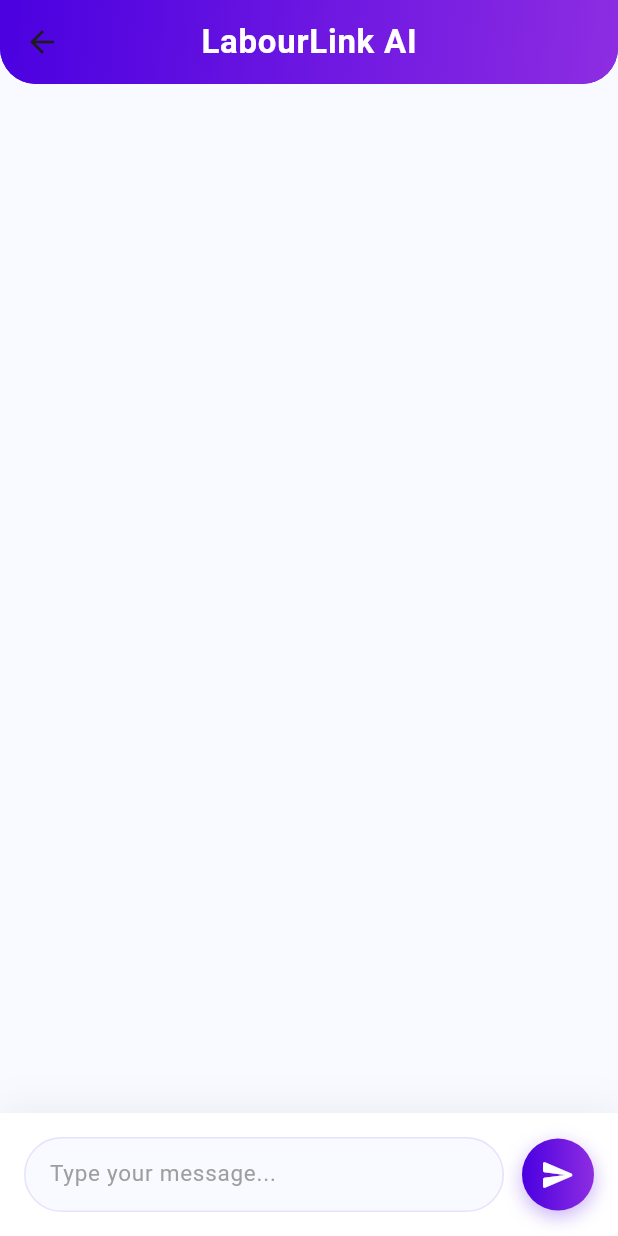
After one commit to adilsurendran/LabourLink, a Flutter app: the ChatBotPage screen opened directly, after a tap on the "send" icon, on a phone screen of 412 x 824 dp. The commit adds this screen. Run offline on Flutter 3.47's test engine with Material 3 defaults, Android fonts, the phone set to English and light mode, and no system bars; drawn by our look-alikes of flutter_animate; our stand-ins replace dio, flutter_rating_bar, geolocator, image_picker.

Commit message:
add-chatbot-for-both-user&worker

```diff
--- /dev/null
+++ b/flutter/lib/chat_bot_page.dart
@@ -0,0 +1,319 @@
+import 'dart:convert';
+import 'dart:ui';
+import 'package:flutter/material.dart';
+import 'package:http/http.dart' as http;
+import 'package:flutter_animate/flutter_animate.dart';
+
+class ChatBotPage extends StatefulWidget {
+  const ChatBotPage({Key? key}) : super(key: key);
+
+  @override
+  State<ChatBotPage> createState() => _ChatBotPageState();
+}
+
+class _ChatBotPageState extends State<ChatBotPage>
+    with TickerProviderStateMixin {
+  final TextEditingController _controller = TextEditingController();
+  final ScrollController _scrollController = ScrollController();
+
+  List<Map<String, String>> messages = [];
+  bool isLoading = false;
+
+  final Color _primaryColor = const Color(0xFF4A00E0);
+  final Color _secondaryColor = const Color(0xFF8E2DE2);
+  final Color _bgColor = const Color(0xFFF8FAFF);
+
+  // 🔐 Replace with your OpenRouter API key
+  final String apiKey =
+      "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";
+
+  Future<void> sendMessage(String userMessage) async {
+    if (userMessage.isEmpty || isLoading) return;
+
+    setState(() {
+      messages.add({"role": "user", "content": userMessage});
+      isLoading = true;
+    });
+
+    _controller.clear();
+    scrollToBottom();
+
+    try {
+      final response = await http.post(
+        Uri.parse("https://openrouter.ai/api/v1/chat/completions"),
+        headers: {
+          "Authorization": "Bearer $apiKey",
+          "Content-Type": "application/json",
+        },
+        body: jsonEncode({
+          "model": "openai/gpt-4o-mini",
+          "messages": messages
+              .map((m) => {"role": m["role"], "content": m["content"]})
+              .toList(),
+        }),
+      );
+
+      if (response.statusCode == 200) {
+        final data = jsonDecode(response.body);
+        String botReply = data["choices"][0]["message"]["content"];
+
+        setState(() {
+          messages.add({"role": "assistant", "content": botReply});
+        });
+      } else {
+        setState(() {
+          messages.add({
+            "role": "assistant",
+            "content":
+                "I'm having trouble connecting right now. Please try again later.",
+          });
+        });
+      }
+    } catch (e) {
+      setState(() {
+        messages.add({
+          "role": "assistant",
+          "content": "Something went wrong. Please check your connection.",
+        });
+      });
+    }
+
+    setState(() {
+      isLoading = false;
+    });
+
+    scrollToBottom();
+  }
+
+  void scrollToBottom() {
+    Future.delayed(const Duration(milliseconds: 300), () {
+      if (_scrollController.hasClients) {
+        _scrollController.animateTo(
+          _scrollController.position.maxScrollExtent,
+          duration: const Duration(milliseconds: 300),
+          curve: Curves.easeOut,
+        );
+      }
+    });
+  }
+
+  Widget buildMessage(Map<String, String> message, int index) {
+    bool isUser = message["role"] == "user";
+
+    return Align(
+      alignment: isUser ? Alignment.centerRight : Alignment.centerLeft,
+      child:
+          Container(
+                margin: const EdgeInsets.symmetric(vertical: 8, horizontal: 16),
+                constraints: BoxConstraints(
+                  maxWidth: MediaQuery.of(context).size.width * 0.75,
+                ),
+                padding: const EdgeInsets.all(16),
+                decoration: BoxDecoration(
+                  color: isUser ? null : Colors.white,
+                  gradient: isUser
+                      ? LinearGradient(
+                          colors: [_primaryColor, _secondaryColor],
+                          begin: Alignment.topLeft,
+                          end: Alignment.bottomRight,
+                        )
+                      : null,
+                  borderRadius: BorderRadius.only(
+                    topLeft: const Radius.circular(20),
+                    topRight: const Radius.circular(20),
+                    bottomLeft: Radius.circular(isUser ? 20 : 0),
+                    bottomRight: Radius.circular(isUser ? 0 : 20),
+                  ),
+                  boxShadow: [
+                    BoxShadow(
+                      color: Colors.black.withOpacity(0.05),
+                      blurRadius: 10,
+                      offset: const Offset(0, 4),
+                    ),
+                  ],
+                ),
+                child: Text(
+                  message["content"] ?? "",
+                  style: TextStyle(
+                    color: isUser ? Colors.white : Colors.black87,
+                    height: 1.4,
+                    fontSize: 15,
+                  ),
+                ),
+              )
+              .animate()
+              .fade(duration: 400.ms)
+              .slideX(begin: isUser ? 0.2 : -0.2, end: 0),
+    );
+  }
+
+  @override
+  Widget build(BuildContext context) {
+    return Scaffold(
+      backgroundColor: _bgColor,
+      appBar: AppBar(
+        title: const Text(
+          "LabourLink AI",
+          style: TextStyle(
+            fontWeight: FontWeight.bold,
+            color: Colors.white,
+            letterSpacing: 0.5,
+          ),
+        ),
+        centerTitle: true,
+        backgroundColor: _primaryColor,
+        elevation: 0,
+        shape: const RoundedRectangleBorder(
+          borderRadius: BorderRadius.vertical(bottom: Radius.circular(24)),
+        ),
+        flexibleSpace: Container(
+          decoration: BoxDecoration(
+            gradient: LinearGradient(
+              colors: [_primaryColor, _secondaryColor],
+              begin: Alignment.topLeft,
+              end: Alignment.bottomRight,
+            ),
+            borderRadius: const BorderRadius.vertical(
+              bottom: Radius.circular(24),
+            ),
+          ),
+        ),
+      ),
+      body: Column(
+        children: [
+          Expanded(
+            child: ListView.builder(
+              controller: _scrollController,
+              padding: const EdgeInsets.symmetric(vertical: 20),
+              itemCount: messages.length,
+              physics: const BouncingScrollPhysics(),
+              itemBuilder: (context, index) {
+                return buildMessage(messages[index], index);
+              },
+            ),
+          ),
+          if (isLoading)
+            Padding(
+              padding: const EdgeInsets.only(left: 20, bottom: 20),
+              child: Align(
+                alignment: Alignment.centerLeft,
+                child: Container(
+                  padding: const EdgeInsets.symmetric(
+                    horizontal: 16,
+                    vertical: 12,
+                  ),
+                  decoration: BoxDecoration(
+                    color: Colors.white,
+                    borderRadius: BorderRadius.circular(15),
+                    boxShadow: [
+                      BoxShadow(
+                        color: Colors.black.withOpacity(0.03),
+                        blurRadius: 10,
+                      ),
+                    ],
+                  ),
+                  child: Row(
+                    mainAxisSize: MainAxisSize.min,
+                    children: [
+                      const Text(
+                        "Typing",
+                        style: TextStyle(color: Colors.grey, fontSize: 13),
+                      ),
+                      const SizedBox(width: 8),
+                      SizedBox(
+                        width: 20,
+                        height: 20,
+                        child: CircularProgressIndicator(
+                          strokeWidth: 2,
+                          valueColor: AlwaysStoppedAnimation<Color>(
+                            _primaryColor,
+                          ),
+                        ),
+                      ),
+                    ],
+                  ),
+                ),
+              ).animate().fade().scale(alignment: Alignment.bottomLeft),
+            ),
+          _buildInputArea(),
+        ],
+      ),
+    );
+  }
+
+  Widget _buildInputArea() {
+    return Container(
+      padding: const EdgeInsets.all(16),
+      decoration: BoxDecoration(
+        color: Colors.white,
+        boxShadow: [
+          BoxShadow(
+            color: Colors.black.withOpacity(0.05),
+            blurRadius: 20,
+            offset: const Offset(0, -5),
+          ),
+        ],
+      ),
+      child: SafeArea(
+        child: Row(
+          children: [
+            Expanded(
+              child: Container(
+                padding: const EdgeInsets.symmetric(horizontal: 16),
+                decoration: BoxDecoration(
+                  color: _bgColor,
+                  borderRadius: BorderRadius.circular(30),
+                  border: Border.all(color: _primaryColor.withOpacity(0.1)),
+                ),
+                child: TextField(
+                  controller: _controller,
+                  enabled: !isLoading,
+                  style: const TextStyle(fontSize: 15),
+                  decoration: const InputDecoration(
+                    hintText: "Type your message...",
+                    border: InputBorder.none,
+                    hintStyle: TextStyle(color: Colors.grey),
+                  ),
+                ),
+              ),
+            ),
+            const SizedBox(width: 12),
+            GestureDetector(
+                  onTap: isLoading
+                      ? null
+                      : () => sendMessage(_controller.text.trim()),
+                  child: Container(
+                    padding: const EdgeInsets.all(12),
+                    decoration: BoxDecoration(
+                      gradient: isLoading
+                          ? null
+                          : LinearGradient(
+                              colors: [_primaryColor, _secondaryColor],
+                            ),
+                      color: isLoading ? Colors.grey.shade300 : null,
+                      shape: BoxShape.circle,
+                      boxShadow: isLoading
+                          ? []
+                          : [
+                              BoxShadow(
+                                color: _primaryColor.withOpacity(0.3),
+                                blurRadius: 10,
+                                offset: const Offset(0, 4),
+                              ),
+                            ],
+                    ),
+                    child: Icon(
+                      Icons.send_rounded,
+                      color: Colors.white,
+                      size: 24,
+                    ),
+                  ),
+                )
+                .animate(target: isLoading ? 0 : 1)
+                .scale(duration: 200.ms, begin: const Offset(0.9, 0.9)),
+          ],
+        ),
+      ),
+    );
+  }
+}
```
Also changed, not shown: flutter/lib/user/homepage.dart (+16 -0 lines), flutter/lib/worker/homepage2.dart (+16 -0 lines).
